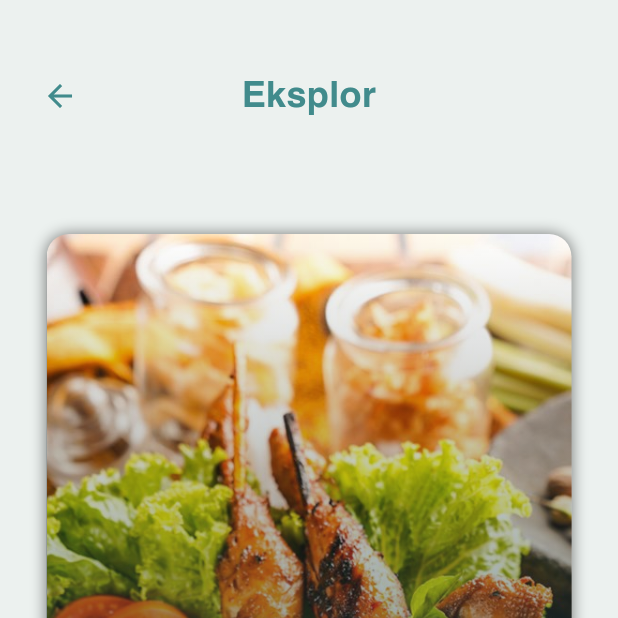
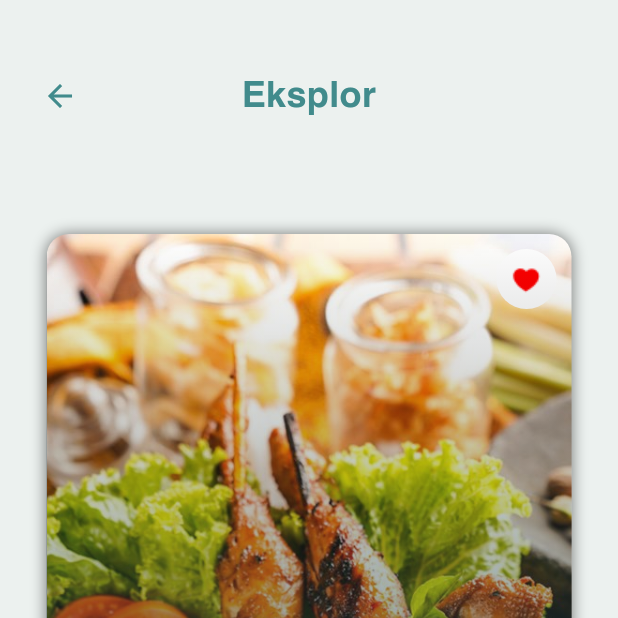
Before and after one commit to NicMatthew/terserah, a Flutter app: the SwipeCardDemo screen opened directly, on a phone screen of 412 x 824 dp, the top half of it. Run offline on Flutter 3.47's test engine with Material 3 defaults, Android fonts, the light colour scheme and no system bars; our stand-ins replace confetti; missing offline and left inert: swipable_stack.

Commit message:
icon love finish

```diff
--- a/terserah/lib/swipe_activites.dart
+++ b/terserah/lib/swipe_activites.dart
@@ -234,7 +234,6 @@ class _SwipeCardDemoState extends State<SwipeCardDemo> {
       },
     );
   }
-
 }
 
 class CardWidget extends StatefulWidget {
@@ -263,6 +262,9 @@ class CardWidget extends StatefulWidget {
 class _CardWidgetState extends State<CardWidget> {
   @override
   Widget build(BuildContext context) {
+    final bool showIcon = true; // Adjust logic as needed
+    final String iconPath = widget.index % 2 == 0 ? 'assets/love-icon.png' : 'assets/fire-icon.png'; // Randomly select an icon
+    // final String iconPath = 'assets/love-icon.png'; // Randomly select an icon
     return GestureDetector(
       onTap: widget.onToggleDescription,
       child: Container(
@@ -273,6 +275,7 @@ class _CardWidgetState extends State<CardWidget> {
         child: Stack(
           fit: StackFit.expand,
           children: [
+
             // Background Image
             ClipRRect(
               borderRadius: BorderRadius.circular(15),
@@ -282,6 +285,23 @@ class _CardWidgetState extends State<CardWidget> {
               ),
             ),
             // Overlay with gradient background
+            if (showIcon)
+              Positioned(
+                top: 10,
+                right: 10,
+                child: Container(
+                  width: 40,
+                  height: 40,
+                  decoration: BoxDecoration(
+                    shape: BoxShape.circle,
+                    color: Colors.white,
+                  ),
+                  child: Padding(
+                    padding: EdgeInsets.all(5),
+                    child: Image.asset(iconPath, fit: BoxFit.contain),
+                  ),
+                ),
+              ),
             Positioned.fill(
               child: Container(
                 decoration: BoxDecoration(
```
